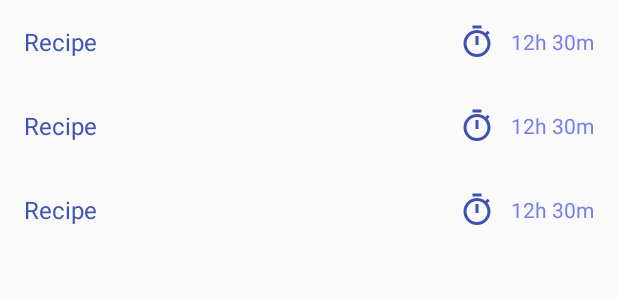
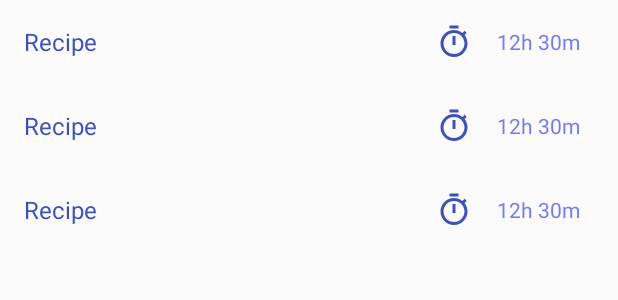
Before and after one commit to alexmkunz/Recime, an Android app: the layout fragment_recipes.xml on its own in the app's theme, with its tools: preview values and no code run, on a phone screen of 412 x 824 dp. Shown: the top 300 px of the screen. Run offline under Robolectric (Android 15) with nearby library versions, the phone set to English and light mode, and no system bars.

Commit message:
Fix recipe list item layout
Reduce the weight of the recipe name so that the recipe time
has enough room to display double digit hours and minutes.

Remove unnecessary end margin on timer icon and irrelevant xml
attributes on time TextView.

```diff
--- a/app/src/main/res/layout/list_item_recipe.xml
+++ b/app/src/main/res/layout/list_item_recipe.xml
@@ -25,7 +25,7 @@
                 android:id="@+id/list_item_recipe_name"
                 android:layout_width="0dp"
                 android:layout_height="wrap_content"
-                android:layout_weight="10"
+                android:layout_weight="7"
                 android:text="@{recipe.name}"
                 android:textColor="@color/primaryColor"
                 android:textSize="@dimen/font_normal"
@@ -37,7 +37,6 @@
                 android:layout_height="wrap_content"
                 android:layout_weight="1"
                 android:layout_marginStart="@dimen/spacing_small"
-                android:layout_marginEnd="@dimen/spacing_small"
                 android:src="@drawable/ic_timer"/>
 
         <TextView
@@ -45,8 +44,6 @@
                 android:layout_width="0dp"
                 android:layout_height="wrap_content"
                 android:layout_weight="2"
-                android:maxEms="7"
-                android:minEms="2"
                 android:textColor="@color/primaryLightColor"
                 android:textSize="@dimen/font_small"
                 android:textAlignment="center"
```
